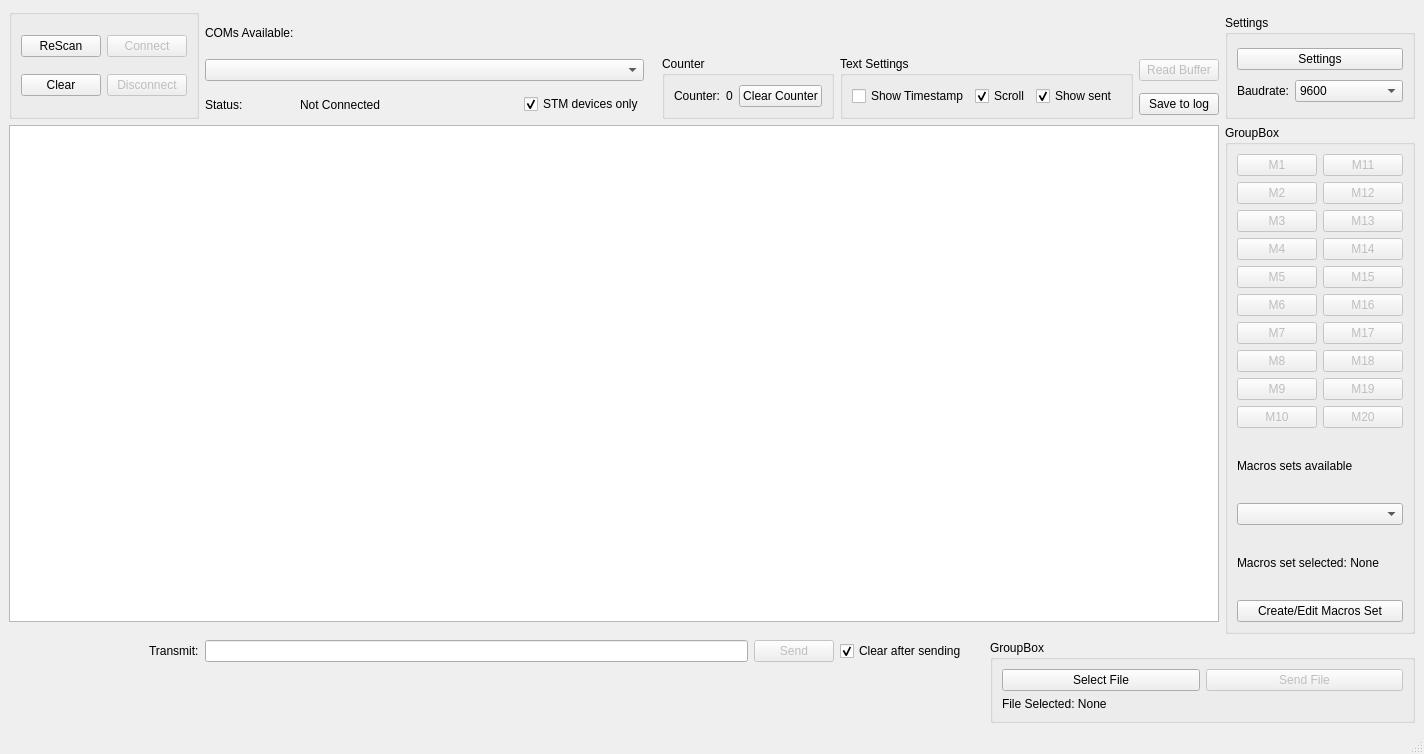
Before: the Qt Designer form Terminal.ui in notiel/OstrannaTerminal, drawn with Qt 5.
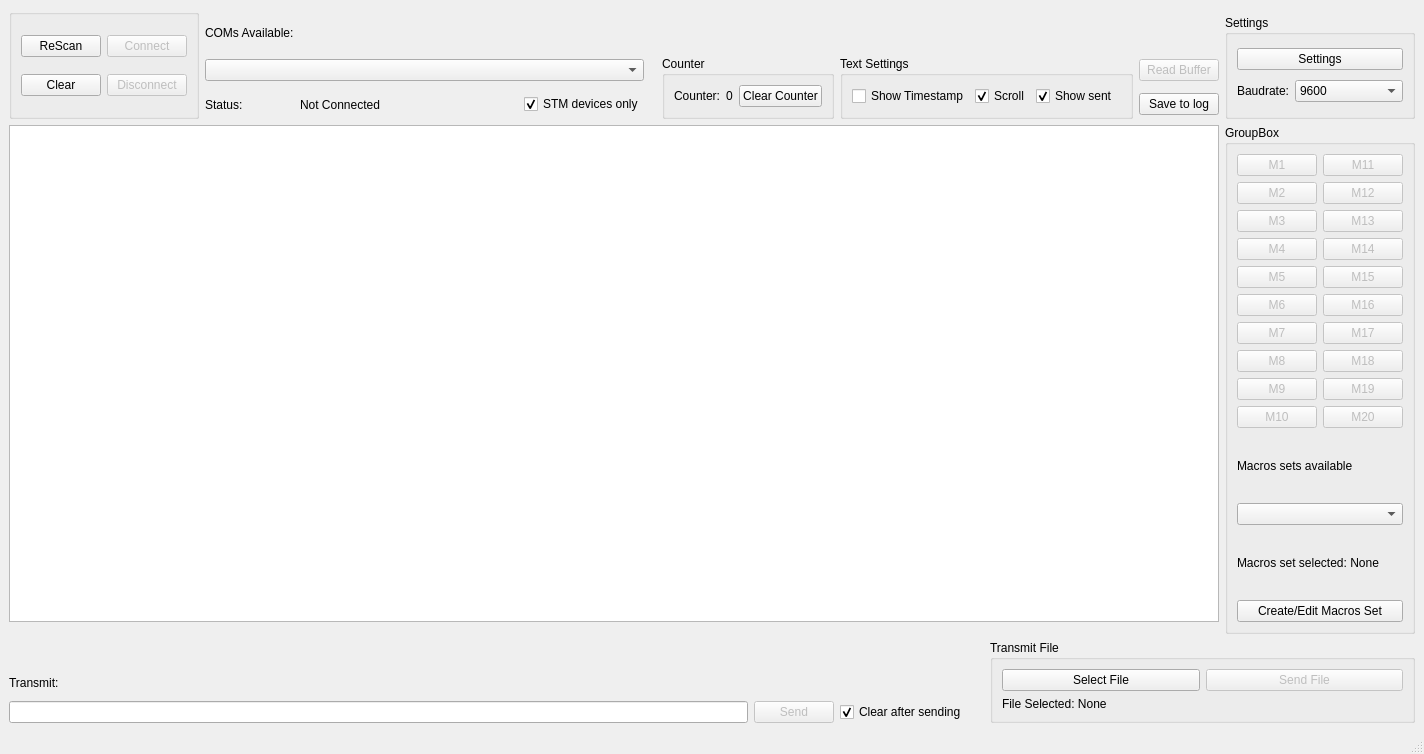
After: the same form once the commit is applied.

```diff
--- a/Terminal.ui
+++ b/Terminal.ui
@@ -73,6 +73,13 @@
       </layout>
      </widget>
     </item>
+    <item row="28" column="0">
+     <widget class="QLabel" name="label_2">
+      <property name="text">
+       <string/>
+      </property>
+     </widget>
+    </item>
     <item row="7" column="12">
      <widget class="QPushButton" name="BtnBuffer">
       <property name="enabled">
@@ -90,6 +97,39 @@
       </property>
      </widget>
     </item>
+    <item row="28" column="11" rowspan="3" colspan="4">
+     <widget class="QGroupBox" name="GBTransmit">
+      <property name="title">
+       <string>Transmit File</string>
+      </property>
+      <layout class="QGridLayout" name="gridLayout_7">
+       <item row="0" column="1">
+        <widget class="QPushButton" name="BtnSendFile">
+         <property name="enabled">
+          <bool>false</bool>
+         </property>
+         <property name="text">
+          <string>Send File</string>
+         </property>
+        </widget>
+       </item>
+       <item row="0" column="0">
+        <widget class="QPushButton" name="BtnFile">
+         <property name="text">
+          <string>Select File</string>
+         </property>
+        </widget>
+       </item>
+       <item row="1" column="0" colspan="2">
+        <widget class="QLabel" name="LblFile">
+         <property name="text">
+          <string>File Selected: None</string>
+         </property>
+        </widget>
+       </item>
+      </layout>
+     </widget>
+    </item>
     <item row="10" column="13" rowspan="3" colspan="2">
      <widget class="QGroupBox" name="groupBox_5">
       <property name="title">
@@ -347,13 +387,6 @@
       </property>
      </widget>
     </item>
-    <item row="28" column="0" alignment="Qt::AlignRight">
-     <widget class="QLabel" name="LblTransmit">
-      <property name="text">
-       <string>Transmit:</string>
-      </property>
-     </widget>
-    </item>
     <item row="8" column="1">
      <widget class="QLabel" name="LblStatus">
       <property name="text">
@@ -361,10 +394,7 @@
       </property>
      </widget>
     </item>
-    <item row="28" column="1" colspan="8">
-     <widget class="QLineEdit" name="TxtTransmit"/>
-    </item>
-    <item row="28" column="9">
+    <item row="30" column="9">
      <widget class="QPushButton" name="BtnSend">
       <property name="enabled">
        <bool>false</bool>
@@ -374,6 +404,19 @@
       </property>
      </widget>
     </item>
+    <item row="30" column="0" colspan="9">
+     <widget class="QLineEdit" name="TxtTransmit"/>
+    </item>
+    <item row="30" column="10">
+     <widget class="QCheckBox" name="CBClear">
+      <property name="text">
+       <string>Clear after sending</string>
+      </property>
+      <property name="checked">
+       <bool>true</bool>
+      </property>
+     </widget>
+    </item>
     <item row="8" column="4">
      <widget class="QCheckBox" name="CBSTM">
       <property name="text">
@@ -384,6 +427,13 @@
       </property>
      </widget>
     </item>
+    <item row="29" column="0">
+     <widget class="QLabel" name="label_3">
+      <property name="text">
+       <string>Transmit: </string>
+      </property>
+     </widget>
+    </item>
     <item row="7" column="10" rowspan="2" colspan="2">
      <widget class="QGroupBox" name="groupBox_4">
       <property name="title">
@@ -512,47 +562,15 @@
       </layout>
      </widget>
     </item>
-    <item row="28" column="10">
-     <widget class="QCheckBox" name="CBClear">
-      <property name="text">
-       <string>Clear after sending</string>
+    <item row="10" column="0" colspan="13">
+     <widget class="QTextBrowser" name="TxtBuffer">
+      <property name="html">
+       <string>&lt;!DOCTYPE HTML PUBLIC &quot;-//W3C//DTD HTML 4.0//EN&quot; &quot;http://www.w3.org/TR/REC-html40/strict.dtd&quot;&gt;
+&lt;html&gt;&lt;head&gt;&lt;meta name=&quot;qrichtext&quot; content=&quot;1&quot; /&gt;&lt;style type=&quot;text/css&quot;&gt;
+p, li { white-space: pre-wrap; }
+&lt;/style&gt;&lt;/head&gt;&lt;body style=&quot; font-family:'MS Shell Dlg 2'; font-size:7.8pt; font-weight:400; font-style:normal;&quot;&gt;
+&lt;p style=&quot;-qt-paragraph-type:empty; margin-top:0px; margin-bottom:0px; margin-left:0px; margin-right:0px; -qt-block-indent:0; text-indent:0px;&quot;&gt;&lt;br /&gt;&lt;/p&gt;&lt;/body&gt;&lt;/html&gt;</string>
       </property>
-      <property name="checked">
-       <bool>true</bool>
-      </property>
-     </widget>
-    </item>
-    <item row="28" column="11" rowspan="2" colspan="4">
-     <widget class="QGroupBox" name="groupBox_6">
-      <property name="title">
-       <string>GroupBox</string>
-      </property>
-      <layout class="QGridLayout" name="gridLayout_7">
-       <item row="0" column="1">
-        <widget class="QPushButton" name="pushButton_2">
-         <property name="enabled">
-          <bool>false</bool>
-         </property>
-         <property name="text">
-          <string>Send File</string>
-         </property>
-        </widget>
-       </item>
-       <item row="0" column="0">
-        <widget class="QPushButton" name="pushButton">
-         <property name="text">
-          <string>Select File</string>
-         </property>
-        </widget>
-       </item>
-       <item row="1" column="0">
-        <widget class="QLabel" name="label">
-         <property name="text">
-          <string>File Selected: None</string>
-         </property>
-        </widget>
-       </item>
-      </layout>
      </widget>
     </item>
    </layout>
```
Left out of the diff: 14 changed lines with no effect on the pictures.
